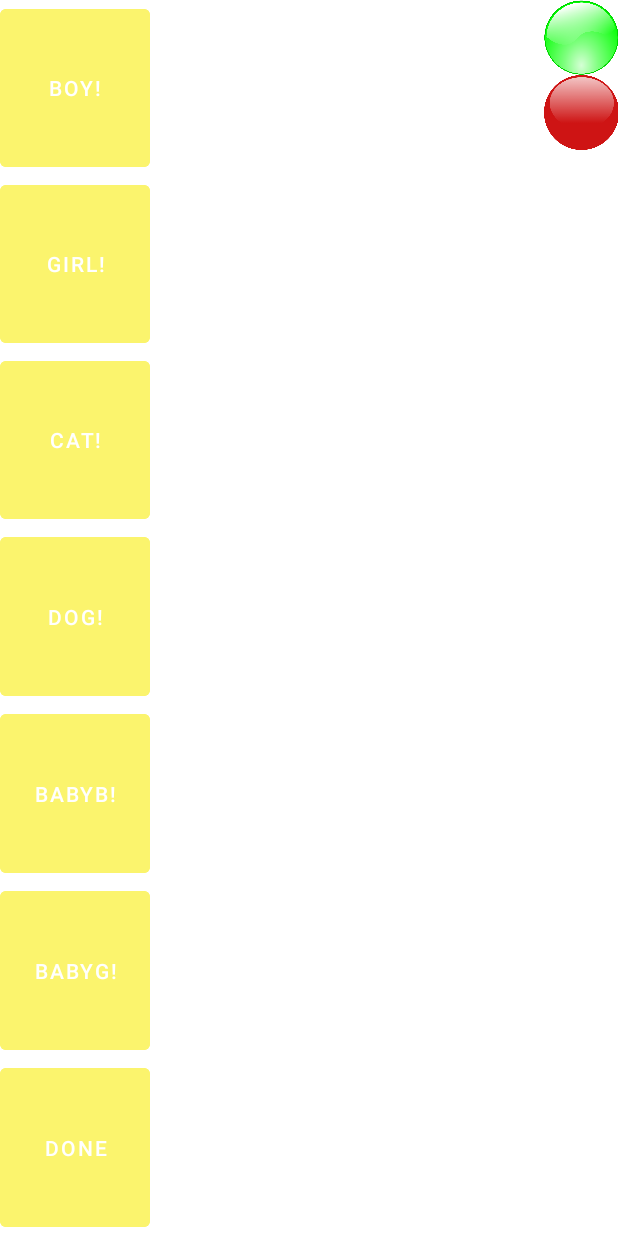
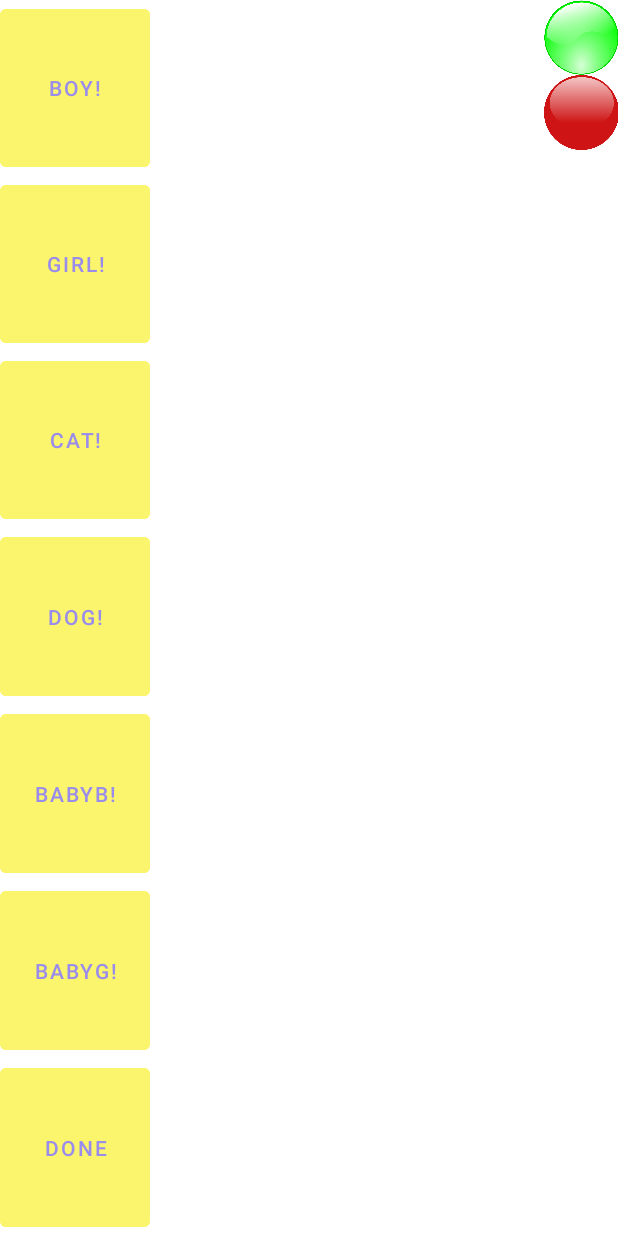
Before and after one commit to cse-250-2018/G52-Funbook, an Android app: the layout activity_second_page.xml on its own in the app's theme, with its tools: preview values and no code run, on a phone screen of 412 x 824 dp. Run offline under Robolectric (Android 15) with nearby library versions, the phone set to English and light mode, and no system bars; Roboto replaces fonts that are not available here.

Commit message:
Bug fixes

```diff
--- a/app/src/main/java/com/example/preity/uploadInFirebase.java
+++ b/app/src/main/java/com/example/preity/uploadInFirebase.java
@@ -62,6 +62,8 @@ public class uploadInFirebase extends AppCompatActivity {
             @Override
             public void onClick(View v) {
                 progressDialog = new ProgressDialog(uploadInFirebase.this);
+                progressDialog.setTitle("Uploading...");
+                progressDialog.show();
                 caption= txtCaption.getText().toString();
                 uploadvideo();
 
@@ -72,8 +74,6 @@ public class uploadInFirebase extends AppCompatActivity {
     {
         String ss = "";
         ss= s.substring(1);
-        Log.d(TAG, "Allah bachao "+ ss.toString());
-
         uri= Uri.fromFile(new File(ss));
     }
 
--- a/app/src/main/res/layout/activity_second_page.xml
+++ b/app/src/main/res/layout/activity_second_page.xml
@@ -21,8 +21,10 @@
             android:layout_height="wrap_content"
             android:id="@+id/boy"
             android:text="boy!"
+            android:textColor="#998CEB"
             android:layout_weight="1"></Button>
         <Button
+            android:textColor="#998CEB"
             android:layout_width="match_parent"
             android:layout_height="wrap_content"
             android:id="@+id/girl"
@@ -31,6 +33,7 @@
             android:layout_weight="1"></Button>
 
         <Button
+            android:textColor="#998CEB"
             android:id="@+id/cat"
             android:layout_width="match_parent"
             android:layout_height="wrap_content"
@@ -38,6 +41,7 @@
             android:backgroundTint="#FBF46D"
             android:text="cat!"></Button>
         <Button
+            android:textColor="#998CEB"
             android:layout_width="match_parent"
             android:layout_height="wrap_content"
             android:id="@+id/dog"
@@ -45,6 +49,7 @@
             android:text="dog!"
             android:layout_weight="1"></Button>
         <Button
+            android:textColor="#998CEB"
             android:layout_width="match_parent"
             android:layout_height="wrap_content"
             android:id="@+id/kidb"
@@ -52,6 +57,7 @@
             android:text="babyb!"
             android:layout_weight="1"></Button>
         <Button
+            android:textColor="#998CEB"
             android:layout_width="match_parent"
             android:layout_height="wrap_content"
             android:id="@+id/kidg"
@@ -59,6 +65,7 @@
             android:text="babyg!"
             android:layout_weight="1"></Button>
         <Button
+            android:textColor="#998CEB"
             android:id="@+id/button2"
             android:layout_weight="1"
             android:layout_width="match_parent"
```
